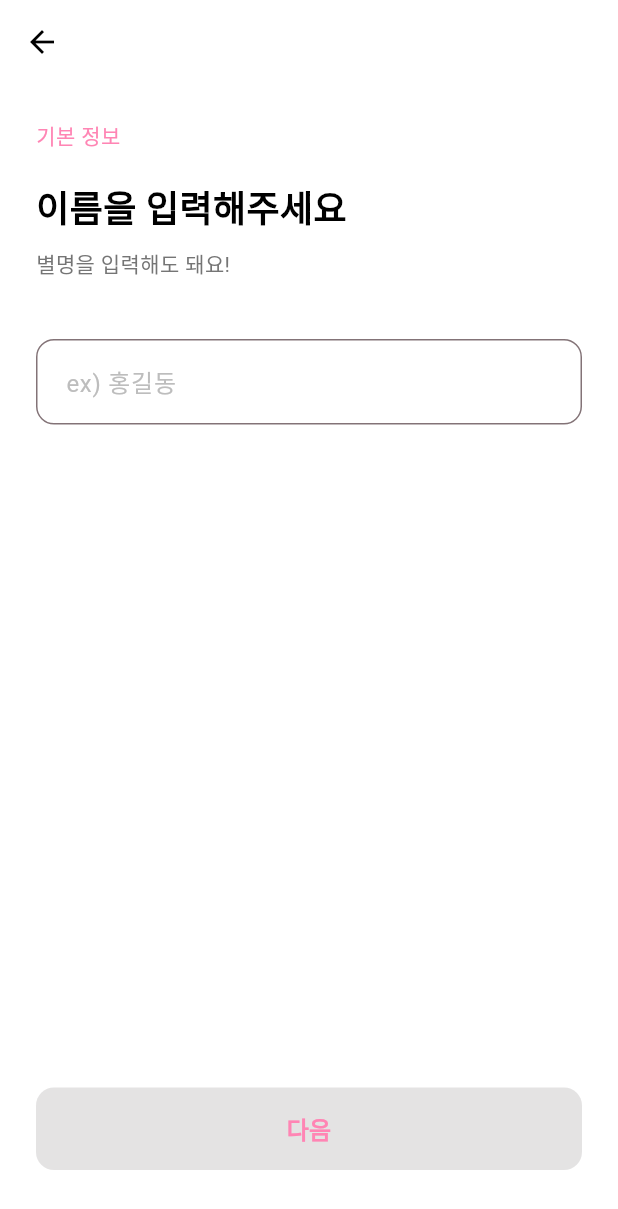
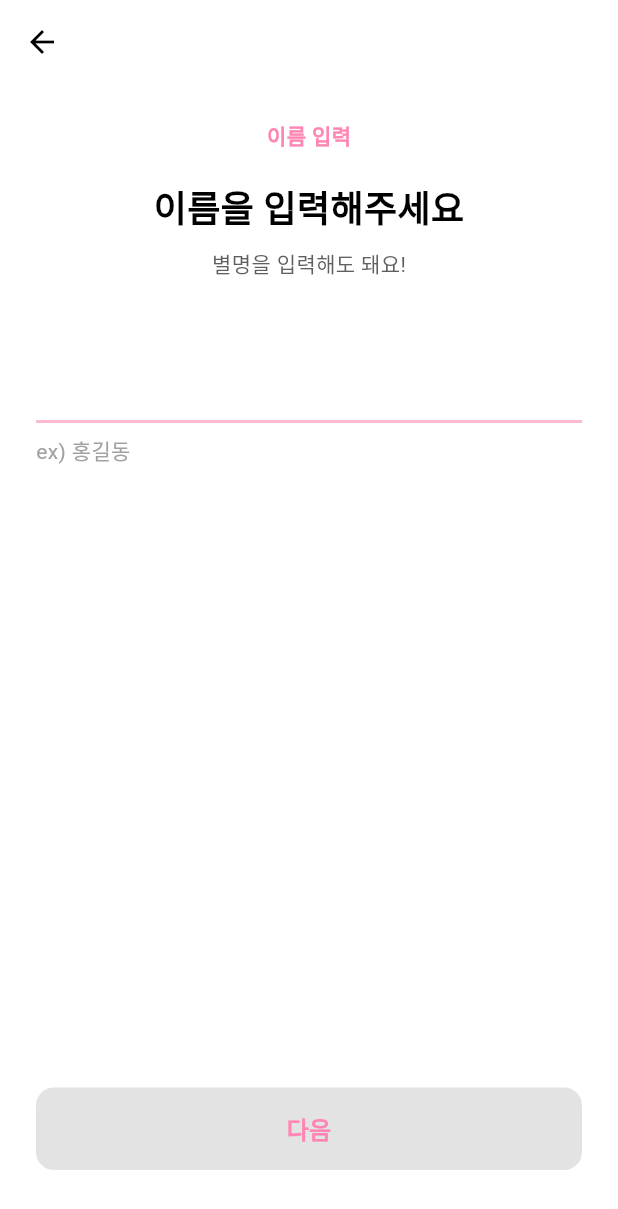
Before and after one commit to jungwonchae/moya, a Flutter app: the InputInfoNameScreen screen opened by its route, on a phone screen of 412 x 824 dp. Shown: the top 1209 px of the screen. Run offline on Flutter 3.47's test engine with Material 3 defaults, Android fonts, the phone set to English and light mode, and no system bars; our stand-ins replace flutter_bluetooth_serial, get, permission_handler, shared_preferences; accounts and stored records are empty; project files that could hold a hidden picture were left out.

Commit message:
Update input_info_name_screen.dart

```diff
--- a/lib/screens/input_info/input_info_name_screen.dart
+++ b/lib/screens/input_info/input_info_name_screen.dart
@@ -1,4 +1,5 @@
 import 'package:flutter/material.dart';
+import 'package:moya_app/themes/colortheme.dart';  // mainColor 가져오기
 
 class InputInfoNameScreen extends StatefulWidget {
   @override
@@ -23,15 +24,15 @@ class _InputInfoNameScreenState extends State<InputInfoNameScreen> {
       body: Padding(
         padding: EdgeInsets.all(24),
         child: Column(
-          crossAxisAlignment: CrossAxisAlignment.start,
+          crossAxisAlignment: CrossAxisAlignment.center,
           children: [
             // 단계 표시
             Text(
-              '기본 정보',
+              '이름 입력',
               style: TextStyle(
                 fontSize: 14,
-                color: Color(0xFFFF85B4),
-                fontWeight: FontWeight.w500,
+                color: ColorTheme.subColor,
+                fontWeight: FontWeight.w600,
               ),
             ),
 
@@ -43,7 +44,7 @@ class _InputInfoNameScreenState extends State<InputInfoNameScreen> {
               style: TextStyle(
                 fontSize: 24,
                 fontWeight: FontWeight.bold,
-                color: Colors.black,
+                color: ColorTheme.textBlack,
               ),
             ),
 
@@ -54,7 +55,7 @@ class _InputInfoNameScreenState extends State<InputInfoNameScreen> {
               '별명을 입력해도 돼요!',
               style: TextStyle(
                 fontSize: 14,
-                color: Colors.grey[600],
+                color: ColorTheme.textGray,
               ),
             ),
 
@@ -64,21 +65,32 @@ class _InputInfoNameScreenState extends State<InputInfoNameScreen> {
             TextField(
               controller: nameController,
               decoration: InputDecoration(
-                hintText: 'ex) 홍길동',
-                hintStyle: TextStyle(color: Colors.grey[400]),
-                border: OutlineInputBorder(
-                  borderRadius: BorderRadius.circular(12),
-                  borderSide: BorderSide(color: Colors.grey[300]!),
+                enabledBorder: UnderlineInputBorder(
+                  borderSide: BorderSide(color: ColorTheme.mainColor, width: 2),
                 ),
-                focusedBorder: OutlineInputBorder(
-                  borderRadius: BorderRadius.circular(12),
-                  borderSide: BorderSide(color: Color(0xFFFF85B4)),
+                focusedBorder: UnderlineInputBorder(
+                  borderSide: BorderSide(color: ColorTheme.subColor, width: 2),
                 ),
                 contentPadding: EdgeInsets.symmetric(horizontal: 16, vertical: 16),
               ),
               onChanged: (value) {
                 setState(() {});
               },
+            ),
+
+            SizedBox(height: 8),
+
+
+            // 밑줄 아래 예시 텍스트
+            Align(
+              alignment: Alignment.centerLeft,
+              child: Text(
+                'ex) 홍길동',
+                style: TextStyle(
+                  fontSize: 14,
+                  color: ColorTheme.textLightGray,
+                ),
+              ),
             ),
 
             Spacer(),
@@ -92,7 +104,7 @@ class _InputInfoNameScreenState extends State<InputInfoNameScreen> {
                   : null,
                 style: ElevatedButton.styleFrom(
                   backgroundColor: nameController.text.isNotEmpty
-                    ? Color(0xFFFF85B4)
+                    ? ColorTheme.subColor
                     : Colors.white,
                   padding: EdgeInsets.symmetric(vertical: 16),
                   shape: RoundedRectangleBorder(
```
